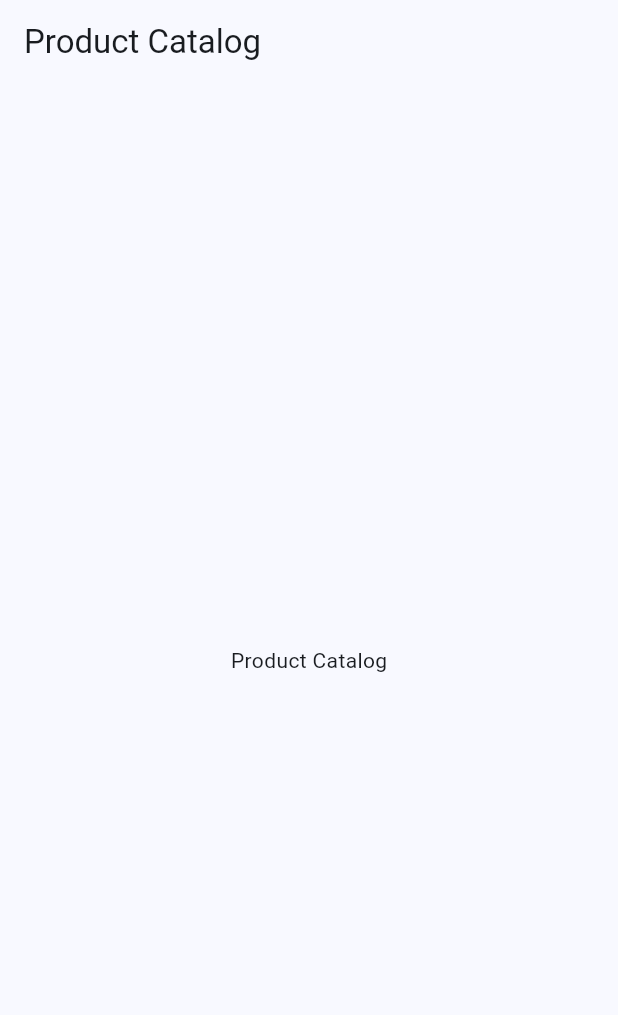
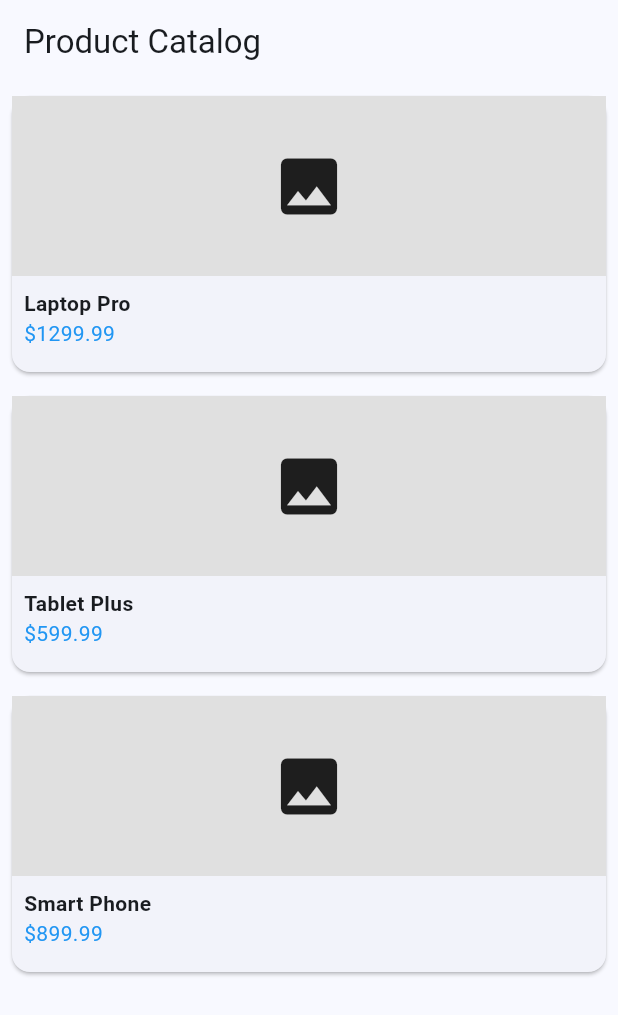
Before and after one commit to zeyneppgulsoy/ProductCatalogApp, a Flutter app: the screen it shows after launch, on a phone screen of 412 x 824 dp. Shown: the top 1015 px of the screen. Run offline on Flutter 3.47's test engine with Material 3 defaults, Android fonts, the phone set to English and light mode, and no system bars.

Commit message:
Add product model and card widget; update HomePage to display products

```diff
--- a/lib/main.dart
+++ b/lib/main.dart
@@ -1,4 +1,6 @@
 import 'package:flutter/material.dart';
+import 'models/product.dart';
+import 'widgets/product_card.dart';
 
 void main() {
   runApp(const ProductCatalogApp());
@@ -26,9 +28,24 @@ class HomePage extends StatelessWidget {
 
   @override
   Widget build(BuildContext context) {
+    // Sample products
+    final products = [
+      Product(name: 'Laptop Pro', price: 1299.99, image: ''),
+      Product(name: 'Tablet Plus', price: 599.99, image: ''),
+      Product(name: 'Smart Phone', price: 899.99, image: ''),
+    ];
+
     return Scaffold(
       appBar: AppBar(title: const Text('Product Catalog')),
-      body: const Center(child: Text('Product Catalog')),
+      body: ListView.builder(
+        itemCount: products.length,
+        itemBuilder: (context, index) {
+          return SizedBox(
+            height: 200,
+            child: ProductCard(product: products[index]),
+          );
+        },
+      ),
     );
   }
 }
--- /dev/null
+++ b/lib/models/product.dart
@@ -0,0 +1,8 @@
+// Product model - Structure product data
+class Product {
+  final String name;
+  final double price;
+  final String image;
+
+  Product({required this.name, required this.price, required this.image});
+}
--- /dev/null
+++ b/lib/widgets/product_card.dart
@@ -0,0 +1,45 @@
+import 'package:flutter/material.dart';
+import '../models/product.dart';
+
+// Product card widget - Display single product
+class ProductCard extends StatelessWidget {
+  final Product product;
+
+  const ProductCard({super.key, required this.product});
+
+  @override
+  Widget build(BuildContext context) {
+    return Card(
+      margin: const EdgeInsets.all(8),
+      child: Column(
+        crossAxisAlignment: CrossAxisAlignment.start,
+        children: [
+          // Product image placeholder
+          Container(
+            height: 120,
+            width: double.infinity,
+            color: Colors.grey[300],
+            child: const Icon(Icons.image, size: 50),
+          ),
+          // Product info
+          Padding(
+            padding: const EdgeInsets.all(8),
+            child: Column(
+              crossAxisAlignment: CrossAxisAlignment.start,
+              children: [
+                Text(
+                  product.name,
+                  style: const TextStyle(fontWeight: FontWeight.bold),
+                ),
+                Text(
+                  '\$${product.price}',
+                  style: const TextStyle(color: Colors.blue),
+                ),
+              ],
+            ),
+          ),
+        ],
+      ),
+    );
+  }
+}
```
